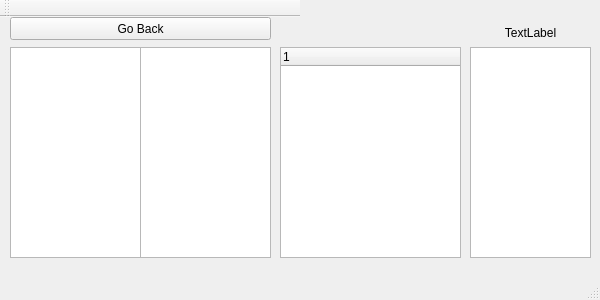
The window that mainwindow.ui (srsdanitest/devhack2-json-fileBrowser) describes before a commit, drawn with Qt 5.
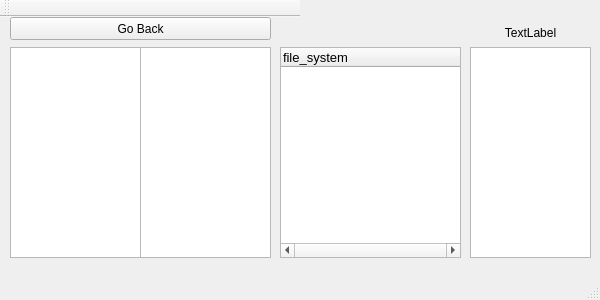
The same window after the commit. Icons and pictures are not drawn.

Commit message: resize for folder structure GUI

Diff of the .ui file:
```diff
--- a/mainwindow.ui
+++ b/mainwindow.ui
@@ -76,9 +76,42 @@
       <height>211</height>
      </rect>
     </property>
+    <property name="sizePolicy">
+     <sizepolicy hsizetype="Fixed" vsizetype="Fixed">
+      <horstretch>0</horstretch>
+      <verstretch>0</verstretch>
+     </sizepolicy>
+    </property>
+    <property name="maximumSize">
+     <size>
+      <width>181</width>
+      <height>211</height>
+     </size>
+    </property>
+    <property name="font">
+     <font>
+      <pointsize>10</pointsize>
+     </font>
+    </property>
+    <property name="verticalScrollBarPolicy">
+     <enum>Qt::ScrollBarAsNeeded</enum>
+    </property>
+    <property name="horizontalScrollBarPolicy">
+     <enum>Qt::ScrollBarAlwaysOn</enum>
+    </property>
+    <property name="sizeAdjustPolicy">
+     <enum>QAbstractScrollArea::AdjustToContents</enum>
+    </property>
     <column>
      <property name="text">
-      <string>1</string>
+      <string>file_system</string>
+     </property>
+     <property name="background">
+      <color>
+       <red>255</red>
+       <green>155</green>
+       <blue>155</blue>
+      </color>
      </property>
     </column>
    </widget>
```
The commit also changes 1 other file.
